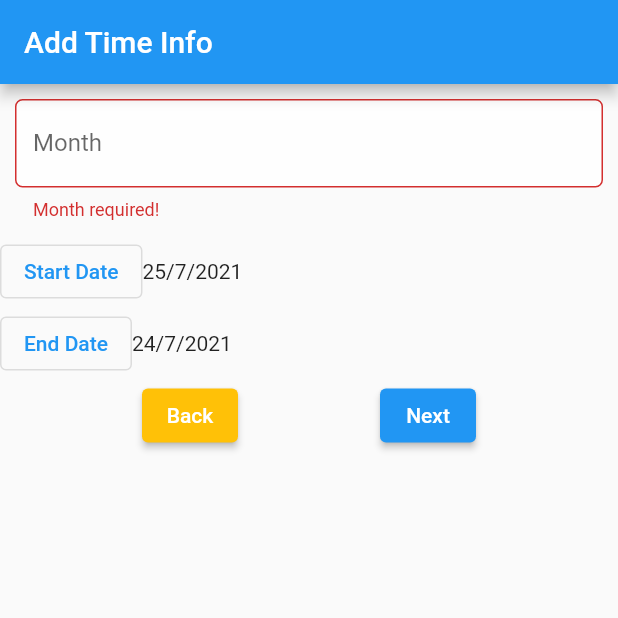
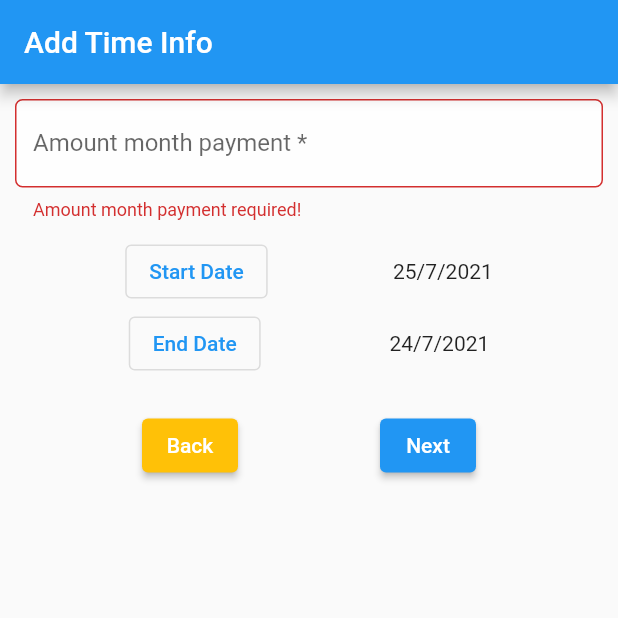
Before and after one commit to Xillyk/Flutter-Dept-Counter-App, a Flutter app: the DeptAddTimeInfoPage screen opened by its route, after a tap on "Next", on a phone screen of 412 x 824 dp, the top half of it. Run offline on Flutter 3.47's test engine with Material 2 defaults, Android fonts, the phone set to English and light mode, and no system bars.

Commit message:
set interger textfield by TextInputType is number

```diff
--- a/dept_counter/lib/main.dart
+++ b/dept_counter/lib/main.dart
@@ -29,7 +29,7 @@ class MyApp extends StatelessWidget {
       theme: ThemeData(
         primarySwatch: Colors.blue,
       ),
-      initialRoute: '/dept-create-and-modify-dept-list-page',
+      initialRoute: '/dept-add-topic-info-page',
       routes: {
         '/': (context) => Loading(),
         '/login': (context) => LoginPage(),
--- a/dept_counter/lib/page/sub_dept_page/dept_add_time_info_page.dart
+++ b/dept_counter/lib/page/sub_dept_page/dept_add_time_info_page.dart
@@ -25,17 +25,18 @@ class _DeptAddTimeInfoPageState extends State<DeptAddTimeInfoPage> {
               Padding(
                 padding: const EdgeInsets.all(10.0),
                 child: TextFormField(
+                  keyboardType: TextInputType.number,
                   decoration: InputDecoration(
                     fillColor: Colors.white70,
                     filled: true,
-                    labelText: 'Month',
+                    labelText: 'Amount month payment *',
                     border: OutlineInputBorder(
                       borderRadius: BorderRadius.circular(5.0),
                     ),
                   ),
                   validator: (value) {
                     if (value == null || value.isEmpty) {
-                      return 'Month required!';
+                      return 'Amount month payment required!';
                     }
                     return null;
                   },
@@ -43,6 +44,7 @@ class _DeptAddTimeInfoPageState extends State<DeptAddTimeInfoPage> {
               ),
               StartDatePickerWidget(),
               EndDatePickerWidget(),
+              SizedBox(height: 20.0),
               Row(
                 mainAxisAlignment: MainAxisAlignment.spaceEvenly,
                 children: [
@@ -59,6 +61,8 @@ class _DeptAddTimeInfoPageState extends State<DeptAddTimeInfoPage> {
                   ElevatedButton(
                     onPressed: () {
                       if (_formKey.currentState!.validate()) {
+                        Navigator.pushNamed(
+                            context, '/dept-create-and-modify-dept-list-page');
                         // Navigator.pushReplacement(
                         //   context,
                         //   MaterialPageRoute(
@@ -150,6 +154,7 @@ class _StartDatePickerWidgetState extends State<StartDatePickerWidget>
   @override
   Widget build(BuildContext context) {
     return Row(
+      mainAxisAlignment: MainAxisAlignment.spaceEvenly,
       children: [
         OutlinedButton(
           onPressed: () {
@@ -235,6 +240,7 @@ class _EndDatePickerWidgetState extends State<EndDatePickerWidget>
   @override
   Widget build(BuildContext context) {
     return Row(
+      mainAxisAlignment: MainAxisAlignment.spaceEvenly,
       children: [
         OutlinedButton(
           onPressed: () {
--- a/dept_counter/lib/page/sub_dept_page/dept_add_topic_info_page.dart
+++ b/dept_counter/lib/page/sub_dept_page/dept_add_topic_info_page.dart
@@ -63,6 +63,7 @@ class _DeptAddTopicInfoPageState extends State<DeptAddTopicInfoPage> {
               Padding(
                 padding: const EdgeInsets.all(10.0),
                 child: TextFormField(
+                  keyboardType: TextInputType.number,
                   decoration: InputDecoration(
                     fillColor: Colors.white70,
                     filled: true,
--- a/dept_counter/lib/page/sub_dept_page/dept_create_and_modify_dept_list_page.dart
+++ b/dept_counter/lib/page/sub_dept_page/dept_create_and_modify_dept_list_page.dart
@@ -16,7 +16,9 @@ class _DeptCreateAndModifyDeptListPageState
       child: Scaffold(
         appBar: AppBar(
           title: Text('Dept List'),
+          automaticallyImplyLeading: false,
         ),
+
         // body:
       ),
     );
```
